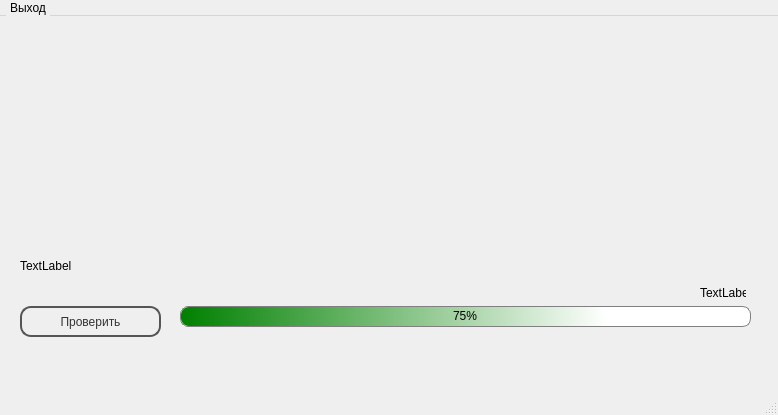
The window that source/mainform.ui (Dasister/Games-Autoupdater) describes before a commit, drawn with Qt 5.
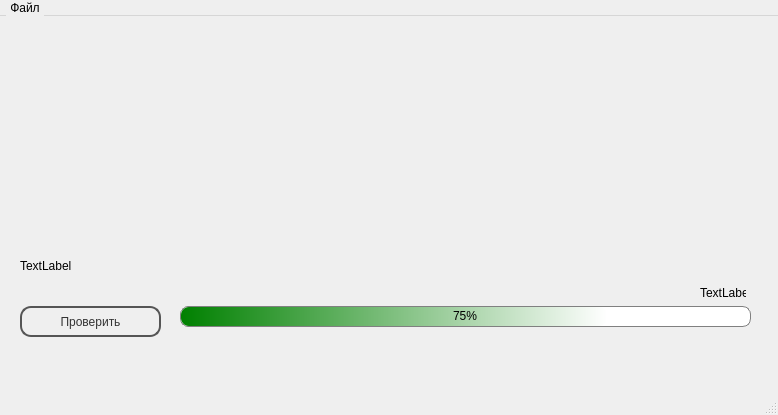
The same window after the commit. Icons and pictures are not drawn.

What changed in the file:
```diff
--- a/source/mainform.ui
+++ b/source/mainform.ui
@@ -197,7 +197,7 @@
      <x>0</x>
      <y>0</y>
      <width>778</width>
-     <height>16</height>
+     <height>21</height>
     </rect>
    </property>
    <property name="styleSheet">
@@ -239,7 +239,7 @@
      <bool>true</bool>
     </property>
     <property name="title">
-     <string>Выход</string>
+     <string>Файл</string>
     </property>
    </widget>
    <addaction name="menu"/>
```
Left out of the diff: 8 changed lines with no effect on the pictures.
